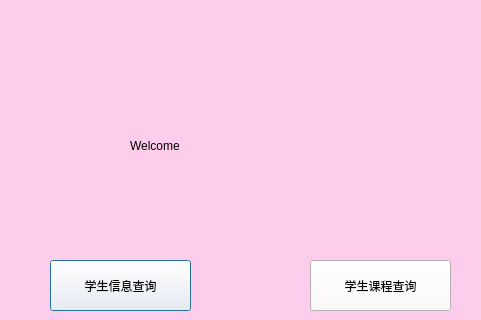
The window that DBMS/dbmsmain.ui (D0ub1ePieR/DBMS_C) describes before a commit, drawn with Qt 5; both pictures show x 100 to 581 and y 0 to 320 of the 669 by 536 pixel window.
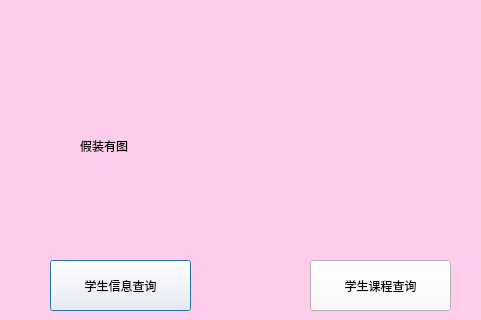
The same window after the commit. Icons and pictures are not drawn.

The edit to the form file:
```diff
--- a/DBMS/dbmsmain.ui
+++ b/DBMS/dbmsmain.ui
@@ -151,9 +151,9 @@
   <widget class="QLabel" name="label_5">
    <property name="geometry">
     <rect>
-     <x>230</x>
+     <x>180</x>
      <y>110</y>
-     <width>271</width>
+     <width>321</width>
      <height>71</height>
     </rect>
    </property>
@@ -162,7 +162,7 @@
 font: 48pt &quot;华文行楷&quot;;</string>
    </property>
    <property name="text">
-    <string>Welcome</string>
+    <string>假装有图</string>
    </property>
   </widget>
  </widget>
```
